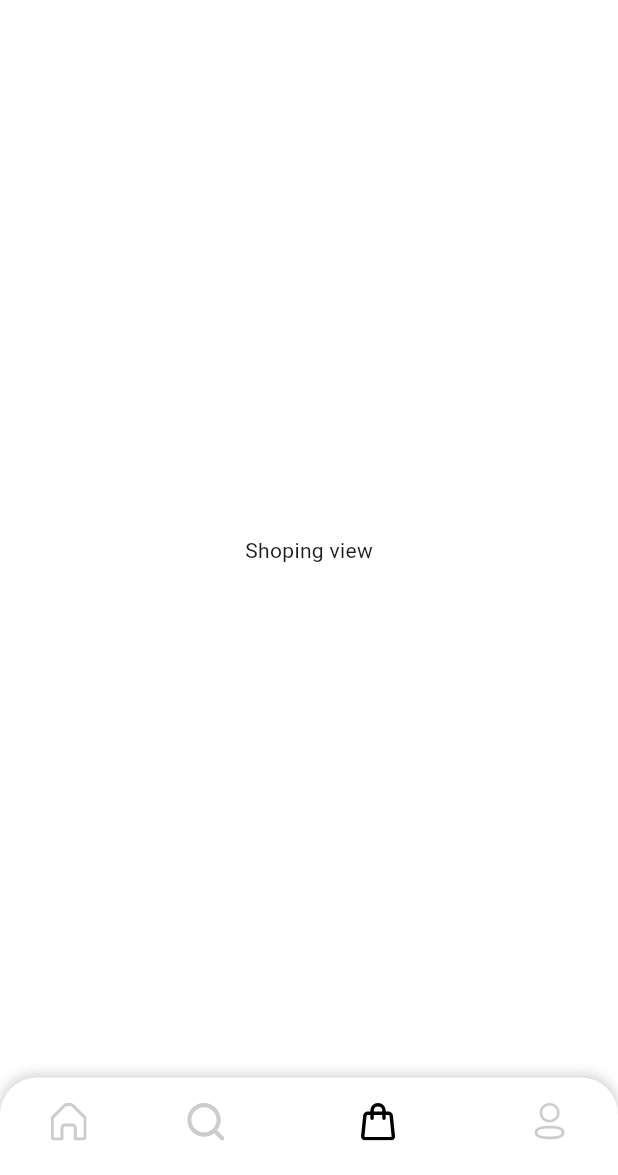
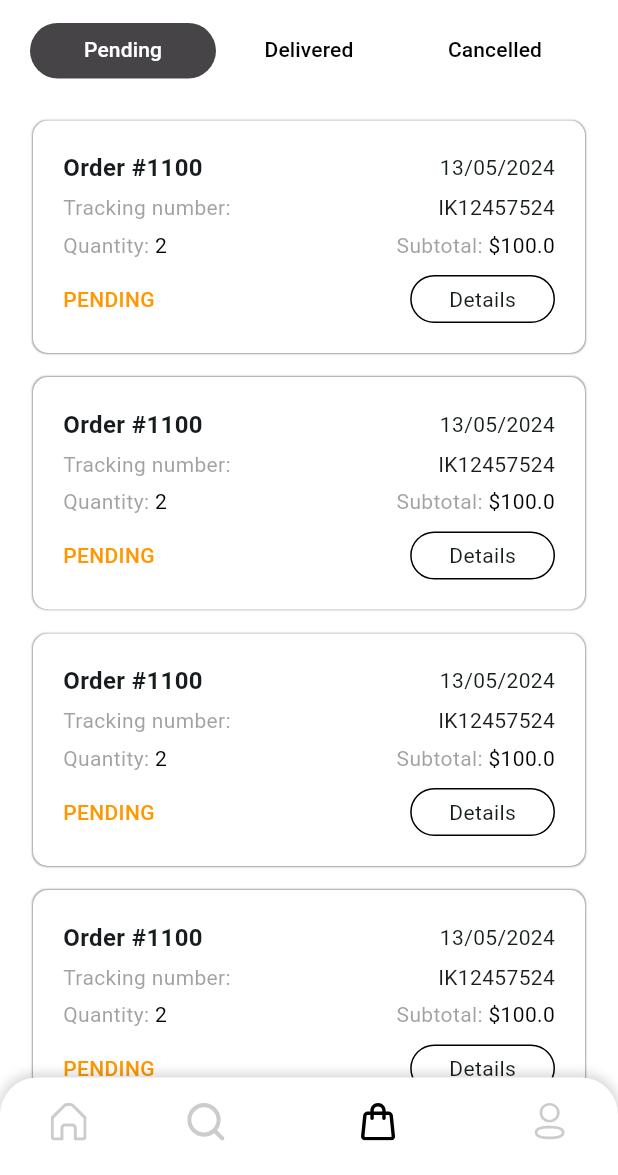
Before and after one commit to hupptechnologies/flutter-shopping-store, a Flutter app: the screen it shows after launch, item 3 of the bottom bar chosen, on a phone screen of 412 x 824 dp, the part 61-1236 px from its top. Run offline on Flutter 3.47's test engine with Material 3 defaults, Android fonts, the phone set to English and light mode, and no system bars; our stand-ins replace carousel_slider, cookie_jar, custom_rating_bar, dio, dio_cookie_manager, flutter_svg and 2 more.

Commit message:
UI - my orders screen

```diff
--- a/lib/common/constant/app_colors.dart
+++ b/lib/common/constant/app_colors.dart
@@ -1,4 +1,4 @@
-import 'dart:ui';
+import 'package:flutter/material.dart';
 
 abstract class AppColors {
   static const Color lightGray = Color(0xFFE7E8E9);
@@ -8,6 +8,7 @@ abstract class AppColors {
   static const Color lightRed = Color(0xFFFF6E6E);
   static const Color successMsgBG = Color.fromARGB(227, 68, 165, 3);
   static const Color lightGreen = Color(0xFF508A7B);
+  static const Color orangeAccent = Colors.orangeAccent;
 
   static Color hexToColor(String hexCode) {
     if (hexCode.length == 6) {
--- a/lib/common/constant/image_constant.dart
+++ b/lib/common/constant/image_constant.dart
@@ -32,6 +32,7 @@ abstract class ImageConstant {
   static const String alipayIcon = 'assets/svg/icons/alipay.svg';
   static const String amexIcon = 'assets/svg/icons/amex.svg';
   static const String orderIcon = 'assets/svg/icons/order.svg';
+  static const String deliveredIcon = 'assets/svg/icons/delivered.svg';
 
   static const String categoryHome = 'assets/image/category_home.png';
   static const String category1 = 'assets/image/category1.png';
--- a/lib/extension/string_extensions.dart
+++ b/lib/extension/string_extensions.dart
@@ -1,6 +1,6 @@
 extension StringExtensions on String {
   String toFirstLatterUppercase() {
     if (isEmpty) return this;
-    return this[0].toUpperCase() + substring(1);
+    return this[0].toUpperCase() + substring(1).toLowerCase();
   }
 }
--- a/lib/routers/app_pages.dart
+++ b/lib/routers/app_pages.dart
@@ -15,6 +15,8 @@ import 'package:e_commerce/screens/home/view/home_view.dart';
 import 'package:e_commerce/screens/intro/view/intro_view.dart';
 import 'package:e_commerce/screens/auth/sign_up/binding/sign_up_binding.dart';
 import 'package:e_commerce/screens/auth/sign_up/view/sign_up_view.dart';
+import 'package:e_commerce/screens/orders/binding/order_details_binding.dart';
+import 'package:e_commerce/screens/orders/view/order_details_view.dart';
 import 'package:e_commerce/screens/product/binding/product_detail_binging.dart';
 import 'package:e_commerce/screens/product/binding/product_list_binding.dart';
 import 'package:e_commerce/screens/product/view/product_detail_view.dart';
@@ -84,5 +86,10 @@ class AppPages {
       page: () => const CheckoutView(),
       binding: CheckoutBindings(),
     ),
+    GetPage(
+      name: AppRoutes.orderDetails,
+      page: () => const OrderDetailsView(),
+      binding: OrderDetailsBinding(),
+    ),
   ];
 }
--- a/lib/routers/app_routers.dart
+++ b/lib/routers/app_routers.dart
@@ -12,4 +12,5 @@ abstract class AppRoutes {
   static const productDetail = '/productDetail';
   static const cartList = '/cartList';
   static const checkout = '/checkout';
+  static const orderDetails = '/order-details';
 }
--- a/lib/screens/home/controller/home_controller.dart
+++ b/lib/screens/home/controller/home_controller.dart
@@ -1,7 +1,7 @@
 import 'package:e_commerce/screens/home/view/dashboard_view.dart';
 import 'package:e_commerce/screens/home/view/profile_view.dart';
 import 'package:e_commerce/screens/home/view/search_discover.dart';
-import 'package:e_commerce/screens/home/view/shoping_view.dart';
+import 'package:e_commerce/screens/orders/view/orders_view.dart';
 import 'package:flutter/material.dart';
 import 'package:get/get.dart';
 
@@ -11,7 +11,7 @@ class HomeController extends GetxController {
   final List<Widget> screens = [
     const DashboardView(),
     const SearchDiscover(),
-    const ShopingView(),
+    const OrdersView(),
     const ProfileView(),
   ];
 
--- a/lib/screens/home/view/shoping_view.dart
+++ /dev/null
@@ -1,12 +0,0 @@
-import 'package:flutter/material.dart';
-
-class ShopingView extends StatelessWidget {
-  const ShopingView({super.key});
-
-  @override
-  Widget build(BuildContext context) {
-    return const Center(
-      child: Text('Shoping view'),
-    );
-  }
-}
--- /dev/null
+++ b/lib/screens/orders/binding/order_details_binding.dart
@@ -0,0 +1,9 @@
+import 'package:e_commerce/screens/orders/controller/order_details_controller.dart';
+import 'package:get/get.dart';
+
+class OrderDetailsBinding extends Bindings {
+  @override
+  void dependencies() {
+    Get.lazyPut<OrderDetailsController>(() => OrderDetailsController());
+  }
+}
--- /dev/null
+++ b/lib/screens/orders/controller/order_details_controller.dart
@@ -0,0 +1,9 @@
+import 'package:get/get.dart';
+
+class OrderDetailsController extends GetxController {
+  @override
+  void onInit() {
+    // TODO: implement onInit
+    super.onInit();
+  }
+}
--- /dev/null
+++ b/lib/screens/orders/view/order_details_view.dart
@@ -0,0 +1,59 @@
+import 'package:e_commerce/common/constant/app_colors.dart';
+import 'package:e_commerce/common/constant/image_constant.dart';
+import 'package:e_commerce/common/constant/margin_padding.dart';
+import 'package:e_commerce/widgets/back_button_appbar_title.dart';
+import 'package:flutter/material.dart';
+import 'package:flutter_svg/flutter_svg.dart';
+
+class OrderDetailsView extends StatelessWidget {
+  const OrderDetailsView({super.key});
+
+  @override
+  Widget build(BuildContext context) {
+    return Scaffold(
+      appBar: const BackButtonAppbarTitle(
+        title: 'Order #1000',
+        centerTitle: true,
+      ),
+      body: SafeArea(
+        child: Padding(
+          padding: EdgeInsets.symmetric(
+            horizontal: MarginPadding.homeHorPadding,
+            vertical: MarginPadding.homeTopPadding,
+          ),
+          child: Column(
+            children: [
+              Container(
+                padding: const EdgeInsets.all(20),
+                decoration: BoxDecoration(
+                  borderRadius: BorderRadius.circular(15),
+                  color: AppColors.darkGray,
+                ),
+                child: Row(
+                  mainAxisAlignment: MainAxisAlignment.spaceBetween,
+                  children: [
+                    const Column(
+                      crossAxisAlignment: CrossAxisAlignment.start,
+                      children: [
+                        Text(
+                          'Your order is delivered',
+                          style: TextStyle(fontSize: 16, color: Colors.white),
+                        ),
+                        SizedBox(height: 6),
+                        Text(
+                          'Rate product to get 5 points for collect.',
+                          style: TextStyle(fontSize: 10, color: Colors.white),
+                        ),
+                      ],
+                    ),
+                    SvgPicture.asset(ImageConstant.deliveredIcon)
+                  ],
+                ),
+              ),
+            ],
+          ),
+        ),
+      ),
+    );
+  }
+}
--- /dev/null
+++ b/lib/screens/orders/view/orders_view.dart
@@ -0,0 +1,84 @@
+import 'package:e_commerce/common/constant/app_colors.dart';
+import 'package:e_commerce/common/constant/margin_padding.dart';
+import 'package:e_commerce/extension/string_extensions.dart';
+import 'package:e_commerce/widgets/order_info_card_widget.dart';
+import 'package:flutter/material.dart';
+
+class OrdersView extends StatelessWidget {
+  const OrdersView({super.key});
+
+  @override
+  Widget build(BuildContext context) {
+    return Padding(
+      padding: EdgeInsets.symmetric(horizontal: MarginPadding.homeHorPadding),
+      child: DefaultTabController(
+        length: 3,
+        child: Column(
+          children: [
+            TabBar(
+              isScrollable: false,
+              tabs: OrderStatus.values.map((value) {
+                return tab(value.name.toFirstLatterUppercase());
+              }).toList(),
+              dividerHeight: 0,
+              indicator: ShapeDecoration(
+                color: AppColors.darkGray,
+                shape: RoundedRectangleBorder(
+                  borderRadius: BorderRadius.circular(30),
+                ),
+              ),
+              labelColor: Colors.white,
+              unselectedLabelColor: Colors.black,
+              indicatorSize: TabBarIndicatorSize.tab,
+              splashFactory: NoSplash.splashFactory,
+              overlayColor: WidgetStateProperty.all(Colors.transparent),
+            ),
+            Flexible(
+              child: TabBarView(
+                children: OrderStatus.values.map((value) {
+                  return orderList(value);
+                }).toList(),
+              ),
+            ),
+          ],
+        ),
+      ),
+    );
+  }
+
+  Widget tab(String text) {
+    return Tab(
+      height: 35,
+      child: Text(
+        text,
+        textAlign: TextAlign.center,
+        style: const TextStyle(fontSize: 14),
+      ),
+    );
+  }
+
+  Widget orderList(OrderStatus status) {
+    return Padding(
+      padding: const EdgeInsets.only(top: 20),
+      child: ListView.builder(
+        itemCount: 5,
+        itemBuilder: (context, index) {
+          return Padding(
+            padding: const EdgeInsets.symmetric(
+              vertical: 8,
+              horizontal: 2,
+            ),
+            child: OrderInfoCardWidget(
+              date: '13/05/2024',
+              orderNumber: '1100',
+              quantity: 2,
+              status: status,
+              subtotal: 100,
+              trackingNumber: 'IK12457524',
+            ),
+          );
+        },
+      ),
+    );
+  }
+}
--- /dev/null
+++ b/lib/widgets/order_info_card_widget.dart
@@ -0,0 +1,146 @@
+import 'package:e_commerce/common/constant/app_colors.dart';
+import 'package:e_commerce/routers/app_routers.dart';
+import 'package:flutter/material.dart';
+import 'package:get/get.dart';
+
+// ignore: constant_identifier_names
+enum OrderStatus { PENDING, DELIVERED, CANCELLED }
+
+class OrderInfoCardWidget extends StatelessWidget {
+  final String orderNumber;
+  final String date;
+  final String trackingNumber;
+  final int quantity;
+  final double subtotal;
+  final OrderStatus status;
+
+  const OrderInfoCardWidget({
+    super.key,
+    required this.orderNumber,
+    required this.date,
+    required this.trackingNumber,
+    required this.quantity,
+    required this.subtotal,
+    required this.status,
+  });
+
+  TextStyle _labelStyle() => TextStyle(
+        fontSize: 14,
+        color: AppColors.dartGratWithOpaity5,
+      );
+
+  TextStyle _labelBoldORFontSize() =>
+      const TextStyle(fontSize: 16, fontWeight: FontWeight.bold);
+
+  SizedBox sizedBox() => const SizedBox(height: 5);
+
+  Widget _buildRow(
+    String label,
+    String value, {
+    TextStyle? valueStyle,
+    bool isBold = false,
+  }) {
+    return Row(
+      mainAxisAlignment: MainAxisAlignment.spaceBetween,
+      children: [
+        Text(label, style: isBold ? _labelBoldORFontSize() : _labelStyle()),
+        Text(
+          value,
+          style: valueStyle ?? const TextStyle(fontSize: 14),
+        ),
+      ],
+    );
+  }
+
+  Widget _buildRichRow(String label, String value) {
+    return Row(
+      mainAxisAlignment: MainAxisAlignment.spaceBetween,
+      children: [
+        Text.rich(
+          TextSpan(
+            style: _labelStyle(),
+            children: [
+              TextSpan(text: label),
+              TextSpan(
+                text: value,
+                style: const TextStyle(color: Colors.black),
+              ),
+            ],
+          ),
+        ),
+      ],
+    );
+  }
+
+  Color _statusColor(OrderStatus status) {
+    switch (status) {
+      case OrderStatus.PENDING:
+        return Colors.orange;
+      case OrderStatus.DELIVERED:
+        return Colors.green;
+      case OrderStatus.CANCELLED:
+        return Colors.red;
+    }
+  }
+
+  @override
+  Widget build(BuildContext context) {
+    return Container(
+      width: double.infinity,
+      padding: const EdgeInsets.all(20),
+      decoration: BoxDecoration(
+        borderRadius: BorderRadius.circular(10),
+        color: Colors.white,
+        boxShadow: [
+          BoxShadow(
+            color: AppColors.dartGratWithOpaity5,
+            blurRadius: 0.2,
+            spreadRadius: 0.15,
+          ),
+        ],
+      ),
+      child: Column(
+        children: [
+          _buildRow('Order #$orderNumber', date, isBold: true),
+          sizedBox(),
+          _buildRow('Tracking number:', trackingNumber),
+          sizedBox(),
+          Row(
+            mainAxisAlignment: MainAxisAlignment.spaceBetween,
+            children: [
+              _buildRichRow('Quantity: ', '$quantity'),
+              _buildRichRow('Subtotal: ', '\$$subtotal'),
+            ],
+          ),
+          sizedBox(),
+          sizedBox(),
+          Row(
+            mainAxisAlignment: MainAxisAlignment.spaceBetween,
+            children: [
+              Text(
+                status.name,
+                style: TextStyle(
+                  fontSize: 14,
+                  color: _statusColor(status),
+                  fontWeight: FontWeight.w500,
+                ),
+              ),
+              GestureDetector(
+                onTap: () => Get.toNamed(AppRoutes.orderDetails),
+                child: Container(
+                  padding:
+                      const EdgeInsets.symmetric(horizontal: 25, vertical: 5),
+                  decoration: BoxDecoration(
+                    border: Border.all(width: 1),
+                    borderRadius: BorderRadius.circular(25),
+                  ),
+                  child: const Text('Details'),
+                ),
+              ),
+            ],
+          ),
+        ],
+      ),
+    );
+  }
+}
```
Also changed, not shown: assets/svg/icons/delivered.svg (added).
